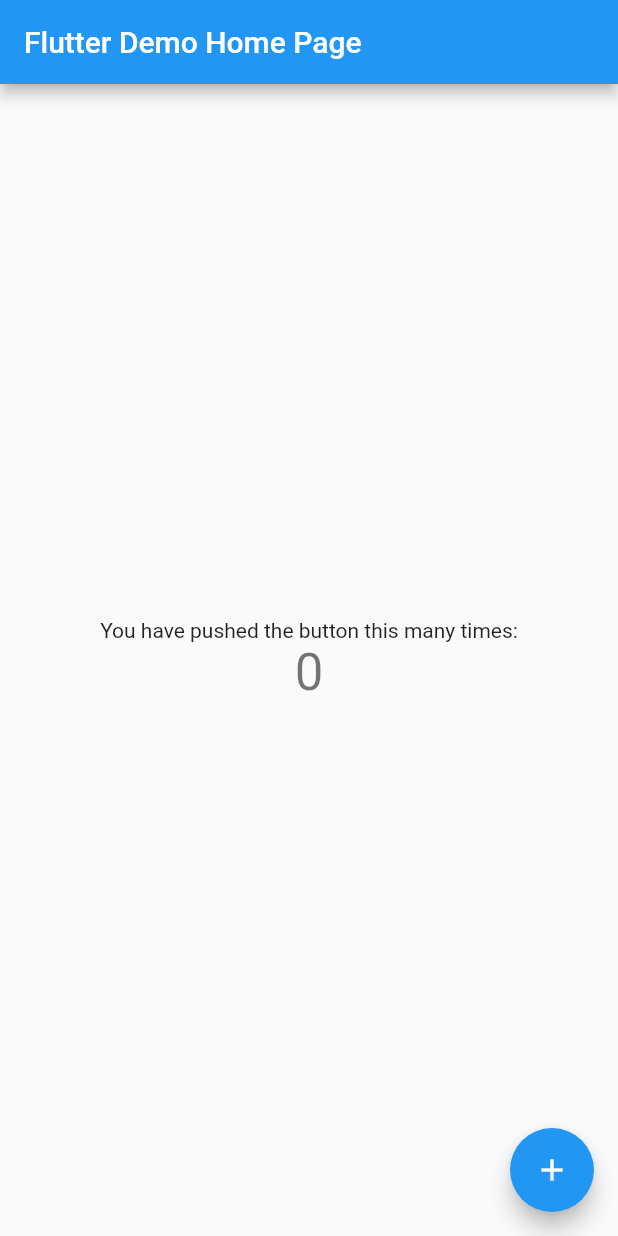
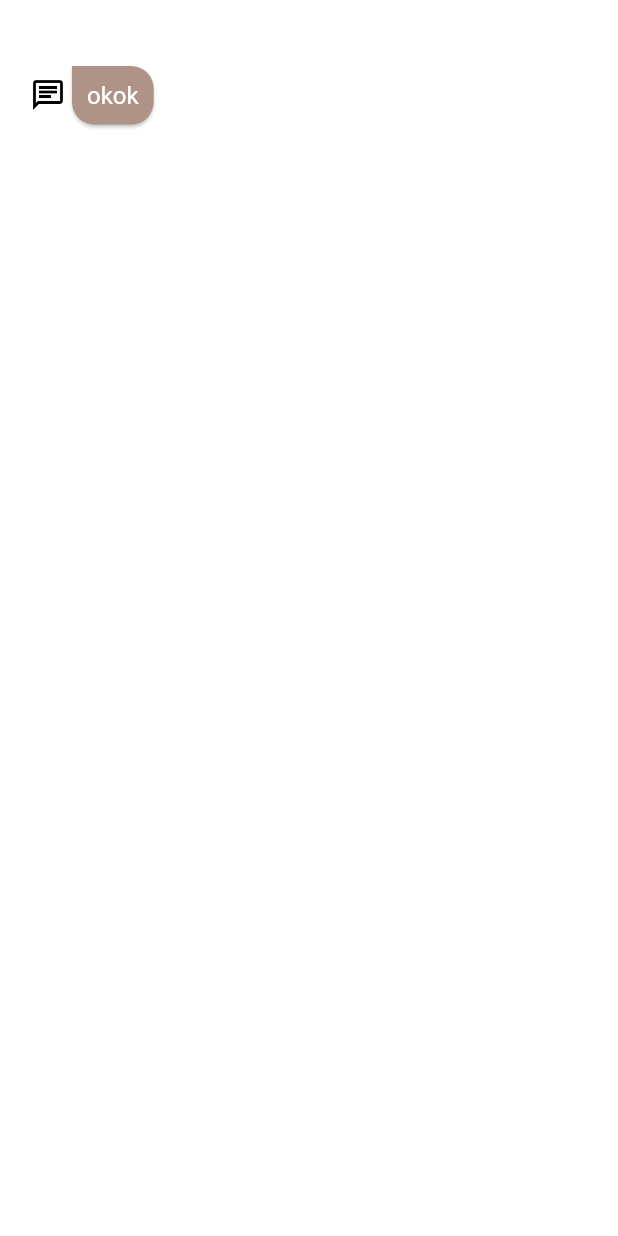
Before and after one commit to Hackathon-Brumaire/frontend, a Flutter app: the screen it shows after launch, on a phone screen of 412 x 824 dp. Run offline on Flutter 3.47's test engine with Material 2 defaults, Android fonts, the phone set to English and light mode, and no system bars; our stand-ins replace auto_route; Roboto replaces fonts that are missing (Russo One).

Commit message:
style : chat ui

```diff
--- a/lib/main.dart
+++ b/lib/main.dart
@@ -1,115 +1,42 @@
+import 'package:auto_route/auto_route.dart';
+import 'package:brumaire_frontend/router.gr.dart';
+import 'package:brumaire_frontend/ui/theme/i_theme_styles.dart';
+import 'package:brumaire_frontend/ui/theme/light_theme_styles.dart';
 import 'package:flutter/material.dart';
 
 void main() {
-  runApp(const MyApp());
+  runApp(RootWidget());
 }
 
-class MyApp extends StatelessWidget {
-  const MyApp({Key? key}) : super(key: key);
-
-  // This widget is the root of your application.
+class RootWidget extends StatelessWidget {
+  RootWidget({Key? key}) : super(key: key);
+  final _appRouter = AppRouter();
   @override
   Widget build(BuildContext context) {
-    return MaterialApp(
-      title: 'Flutter Demo',
-      theme: ThemeData(
-        // This is the theme of your application.
-        //
-        // Try running your application with "flutter run". You'll see the
-        // application has a blue toolbar. Then, without quitting the app, try
-        // changing the primarySwatch below to Colors.green and then invoke
-        // "hot reload" (press "r" in the console where you ran "flutter run",
-        // or simply save your changes to "hot reload" in a Flutter IDE).
-        // Notice that the counter didn't reset back to zero; the application
-        // is not restarted.
-        primarySwatch: Colors.blue,
-      ),
-      home: const MyHomePage(title: 'Flutter Demo Home Page'),
+    return MaterialApp.router(
+      routeInformationParser: _appRouter.defaultRouteParser(
+          includePrefixMatches: true),
+        routerDelegate: _appRouter.delegate(),
+      supportedLocales: const <Locale>[
+        Locale('en', ''),
+        Locale('fr', ''),
+      ],
+      localizationsDelegates: const [
+      ],
+      localeResolutionCallback: (locale, supportedLocales) {
+        // Check if the current device locale is supported
+        for (final supportedLocale in supportedLocales) {
+          if (supportedLocale.languageCode ==
+              locale!.languageCode) {
+            return supportedLocale;
+          }
+        }
+        return supportedLocales.first;
+      },
+      debugShowCheckedModeBanner: false,
+      title: "Pounda",
+      theme: ThemeManager.createTheme(AppThemeLight()),
+      // builder: (context, router) => router!,
     );
   }
 }
-
-class MyHomePage extends StatefulWidget {
-  const MyHomePage({Key? key, required this.title}) : super(key: key);
-
-  // This widget is the home page of your application. It is stateful, meaning
-  // that it has a State object (defined below) that contains fields that affect
-  // how it looks.
-
-  // This class is the configuration for the state. It holds the values (in this
-  // case the title) provided by the parent (in this case the App widget) and
-  // used by the build method of the State. Fields in a Widget subclass are
-  // always marked "final".
-
-  final String title;
-
-  @override
-  State<MyHomePage> createState() => _MyHomePageState();
-}
-
-class _MyHomePageState extends State<MyHomePage> {
-  int _counter = 0;
-
-  void _incrementCounter() {
-    setState(() {
-      // This call to setState tells the Flutter framework that something has
-      // changed in this State, which causes it to rerun the build method below
-      // so that the display can reflect the updated values. If we changed
-      // _counter without calling setState(), then the build method would not be
-      // called again, and so nothing would appear to happen.
-      _counter++;
-    });
-  }
-
-  @override
-  Widget build(BuildContext context) {
-    // This method is rerun every time setState is called, for instance as done
-    // by the _incrementCounter method above.
-    //
-    // The Flutter framework has been optimized to make rerunning build methods
-    // fast, so that you can just rebuild anything that needs updating rather
-    // than having to individually change instances of widgets.
-    return Scaffold(
-      appBar: AppBar(
-        // Here we take the value from the MyHomePage object that was created by
-        // the App.build method, and use it to set our appbar title.
-        title: Text(widget.title),
-      ),
-      body: Center(
-        // Center is a layout widget. It takes a single child and positions it
-        // in the middle of the parent.
-        child: Column(
-          // Column is also a layout widget. It takes a list of children and
-          // arranges them vertically. By default, it sizes itself to fit its
-          // children horizontally, and tries to be as tall as its parent.
-          //
-          // Invoke "debug painting" (press "p" in the console, choose the
-          // "Toggle Debug Paint" action from the Flutter Inspector in Android
-          // Studio, or the "Toggle Debug Paint" command in Visual Studio Code)
-          // to see the wireframe for each widget.
-          //
-          // Column has various properties to control how it sizes itself and
-          // how it positions its children. Here we use mainAxisAlignment to
-          // center the children vertically; the main axis here is the vertical
-          // axis because Columns are vertical (the cross axis would be
-          // horizontal).
-          mainAxisAlignment: MainAxisAlignment.center,
-          children: <Widget>[
-            const Text(
-              'You have pushed the button this many times:',
-            ),
-            Text(
-              '$_counter',
-              style: Theme.of(context).textTheme.headline4,
-            ),
-          ],
-        ),
-      ),
-      floatingActionButton: FloatingActionButton(
-        onPressed: _incrementCounter,
-        tooltip: 'Increment',
-        child: const Icon(Icons.add),
-      ), // This trailing comma makes auto-formatting nicer for build methods.
-    );
-  }
-}
--- /dev/null
+++ b/lib/ui/pages/chat_page.dart
@@ -0,0 +1,59 @@
+
+
+
+import 'package:brumaire_frontend/ui/theme/i_theme_styles.dart';
+import 'package:brumaire_frontend/ui/theme/styles.dart';
+import 'package:flutter/material.dart';
+
+class ChatPage extends StatefulWidget {
+  const ChatPage({Key? key}) : super(key: key);
+
+  @override
+  _ChatPageState createState() => _ChatPageState();
+}
+
+class _ChatPageState extends State<ChatPage> {
+  @override
+  Widget build(BuildContext context) {
+    return Scaffold(body: ListView.builder(
+      padding: EdgeInsets.symmetric(horizontal: 20, vertical: 40),
+      itemBuilder: (context, index){
+      return Bubble();
+    }, itemCount: fakeItems.length,));
+  }
+}
+
+
+final fakeItems = [
+  "Bonjour"
+];
+
+
+class Bubble extends StatefulWidget {
+  const Bubble({Key? key}) : super(key: key);
+
+  @override
+  _BubbleState createState() => _BubbleState();
+}
+
+class _BubbleState extends State<Bubble> {
+  @override
+  Widget build(BuildContext context) {
+    return Row(children: [
+      Icon(Icons.chat_outlined, color: AppColors().black,),
+      Card(
+        color: AppColors().brown,
+        shape: RoundedRectangleBorder(
+          borderRadius: BorderRadius.only(
+            topLeft: Radius.circular(0),
+            topRight: Radius.circular(15),
+            bottomLeft: Radius.circular(15),
+            bottomRight: Radius.circular(15),
+          )
+        ),
+        child: Container(
+          padding: EdgeInsets.all(10),
+          child: Text('okok', style: context.theme.primaryTextTheme.headline4?.copyWith(color: AppColors().white ),),),)
+    ],);
+  }
+}
--- /dev/null
+++ b/lib/ui/theme/i_theme_styles.dart
@@ -0,0 +1,87 @@
+
+import 'package:flutter/material.dart';
+
+import 'styles.dart';
+
+abstract class IThemeStyle {
+  Theme dark({required Widget child});
+  Theme light({required Widget child});
+}
+
+abstract class IDialogTheme{
+  late final DialogTheme dialogTheme;
+}
+
+abstract class ITextTheme{
+  final Color? primaryColor;
+  final Color? secondaryColor;
+  late final TextTheme data;
+  late final TextTheme accentData;
+  TextStyle? headline1;
+  TextStyle? headline3;
+  TextStyle? headline4;
+  TextStyle? headline5;
+  TextStyle? headline6;
+  TextStyle? subtitle1;
+  TextStyle? subtitle2;
+  TextStyle? bodyText1;
+  TextStyle? bodyText2;
+  String? fontFamily;
+
+  ITextTheme(this.primaryColor, this.secondaryColor);
+}
+
+abstract class IColors{
+  AppColors get colors;
+  Color? scaffoldBackgroundColor;
+  Color? appBarColor;
+  Color? tabBarColor;
+  Color? tabBarSelectedColor;
+  Color? tabBarNormalColor;
+  Brightness? brightness;
+  ColorScheme? colorScheme;
+}
+
+abstract class IButtons{
+  AppColors get colors;
+  AppRadius get radius;
+  TextButtonThemeData? textButtonThemeData;
+  ElevatedButtonThemeData? elevatedButtonThemeData;
+  OutlinedButtonThemeData? outlinedButtonThemeData;
+  FloatingActionButtonThemeData? floatingActionButtonThemeData;
+}
+
+abstract class ITheme {
+  ITextTheme get primaryTextTheme;
+  ITextTheme get textTheme;
+  IDialogTheme get dialogTheme;
+  IColors get colors;
+  IButtons get buttons;
+}
+
+abstract class ThemeManager {
+  static ThemeData createTheme(ITheme theme) => ThemeData(
+      indicatorColor: theme.colors.colors.white,
+      primaryColor: theme.colors.colors.white,
+      primaryColorDark: theme.colors.colors.white,
+      primaryColorLight: theme.colors.colors.white,
+      fontFamily: theme.textTheme.fontFamily,
+      tabBarTheme: TabBarTheme(labelStyle: TextStyle(fontFamily: theme.textTheme.fontFamily, fontWeight: FontWeight.bold), unselectedLabelStyle: TextStyle(fontFamily: theme.textTheme.fontFamily)),
+      textTheme: theme.textTheme.data,
+      primaryTextTheme: theme.primaryTextTheme.data,
+      accentTextTheme: theme.textTheme.accentData,
+      textButtonTheme: theme.buttons.textButtonThemeData,
+      outlinedButtonTheme: theme.buttons.outlinedButtonThemeData,
+      cardColor: theme.colors.colorScheme?.onSecondary,
+      dialogTheme: theme.dialogTheme.dialogTheme,
+      floatingActionButtonTheme: theme.buttons.floatingActionButtonThemeData,
+      appBarTheme: AppBarTheme(backgroundColor: theme.colors.appBarColor),
+      scaffoldBackgroundColor: theme.colors.colors.white,
+      colorScheme: theme.colors.colorScheme);
+}
+
+
+extension BuildContextX on BuildContext{
+    ThemeData get theme => Theme.of(this);
+    MediaQueryData get mediaQuery => MediaQuery.of(this);
+}
--- /dev/null
+++ b/lib/ui/theme/light_theme_styles.dart
@@ -0,0 +1,283 @@
+import 'package:flutter/material.dart';
+import 'package:flutter/src/foundation/diagnostics.dart';
+
+import 'i_theme_styles.dart';
+import 'styles.dart';
+
+
+class AppThemeLight extends ITheme {
+  @override
+  late final ITextTheme textTheme;
+
+  @override
+  late final ITextTheme primaryTextTheme;
+
+  @override
+  late final IDialogTheme dialogTheme;
+
+  AppThemeLight() {
+    textTheme = TextThemeLight(colors.colors.black, colors.colors.white);
+    textTheme.fontFamily = 'Russo One';
+    primaryTextTheme = TextThemeLight(colors.colors.black, colors.colors.white);
+    primaryTextTheme.fontFamily = 'arial';
+    dialogTheme = AppDialogTheme();
+  }
+
+  @override
+  IColors get colors => LightColors();
+
+  @override
+  IButtons get buttons => DarkButtons();
+
+
+}
+
+class AppDialogTheme implements IDialogTheme{
+  @override
+  late DialogTheme dialogTheme;
+
+  AppDialogTheme(){
+    dialogTheme = const DialogTheme(titleTextStyle: TextStyle(fontSize: 16), contentTextStyle: TextStyle(fontSize: 16));
+  }
+
+
+}
+
+class LightColors implements IColors{
+  @override
+  Color? appBarColor;
+
+  @override
+  Brightness? brightness;
+
+  @override
+  ColorScheme? colorScheme;
+
+  @override
+  Color? scaffoldBackgroundColor;
+
+  @override
+  Color? tabBarColor;
+
+  @override
+  AppColors get colors => const AppColors();
+
+  LightColors(){
+    appBarColor = colors.white;
+    scaffoldBackgroundColor = colors.white;
+    colorScheme = ThemeData().colorScheme.copyWith(brightness: Brightness.dark, onSecondary: colors.white.withOpacity(0.5));
+    brightness = Brightness.dark;
+  }
+
+  @override
+  Color? tabBarNormalColor;
+
+  @override
+  Color? tabBarSelectedColor;
+}
+
+class DarkButtons implements IButtons{
+  @override
+  ElevatedButtonThemeData? elevatedButtonThemeData;
+
+  @override
+  FloatingActionButtonThemeData? floatingActionButtonThemeData;
+
+  @override
+  OutlinedButtonThemeData? outlinedButtonThemeData;
+
+  @override
+  TextButtonThemeData? textButtonThemeData;
+
+  DarkButtons(){
+    floatingActionButtonThemeData = FloatingActionButtonThemeData(
+        backgroundColor: colors.white, splashColor: colors.white);
+    outlinedButtonThemeData = OutlinedButtonThemeData(
+        style: ButtonStyle(side:
+        MaterialStateProperty.resolveWith<BorderSide>((states) {
+          if (states.contains(MaterialState.focused)) return const BorderSide();
+          if (states.contains(MaterialState.hovered)) return const BorderSide();
+          if (states.contains(MaterialState.pressed)) return const BorderSide();
+          return BorderSide(width: 1, color: colors.white);
+        }), overlayColor: MaterialStateProperty.resolveWith<Color>((states) {
+          if (states.contains(MaterialState.focused)) {
+            return colors.white.withOpacity(0.25);
+          }
+          if (states.contains(MaterialState.hovered)) {
+            return colors.white.withOpacity(0.5);
+          }
+          if (states.contains(MaterialState.pressed)) {
+            return colors.white.withOpacity(1);
+          }
+          return Colors.transparent;
+        }), shape:
+        MaterialStateProperty.resolveWith<OutlinedBorder>((states) {
+          if (states.contains(MaterialState.focused)) {
+            return RoundedRectangleBorder(
+                borderRadius: BorderRadius.circular(radius.s));
+          }
+          if (states.contains(MaterialState.hovered)) {
+            return RoundedRectangleBorder(
+                borderRadius: BorderRadius.circular(radius.s));
+          }
+          if (states.contains(MaterialState.pressed)) {
+            return RoundedRectangleBorder(
+                borderRadius: BorderRadius.circular(radius.s));
+          }
+          return RoundedRectangleBorder(
+              borderRadius: BorderRadius.circular(radius.s));
+        })));
+    textButtonThemeData = TextButtonThemeData(
+      style: ButtonStyle(
+        shape:
+        MaterialStateProperty.resolveWith<OutlinedBorder>((states) {
+          if (states.contains(MaterialState.focused)) {
+            return RoundedRectangleBorder(
+                borderRadius: BorderRadius.circular(0));
+          }
+          if (states.contains(MaterialState.hovered)) {
+            return RoundedRectangleBorder(
+                borderRadius: BorderRadius.circular(0));
+          }
+          if (states.contains(MaterialState.pressed)) {
+            return RoundedRectangleBorder(
+                borderRadius: BorderRadius.circular(0));
+          }
+          return RoundedRectangleBorder(
+              borderRadius: BorderRadius.circular(0));
+        }),
+        overlayColor: MaterialStateProperty.resolveWith<Color>(
+              (states) {
+            if (states.contains(MaterialState.focused)) {
+              return colors.white.withOpacity(0.5);
+            }
+            if (states.contains(MaterialState.hovered)) {
+              return colors.white.withOpacity(0.5);
+            }
+            if (states.contains(MaterialState.pressed)) {
+              return colors.white;
+            }
+            return Colors.transparent;
+          },
+        ),
+      ),
+    );
+    elevatedButtonThemeData = ElevatedButtonThemeData(
+        style: ButtonStyle(elevation:
+        MaterialStateProperty.resolveWith<double>((states) {
+          if (states.contains(MaterialState.focused)) return 8;
+          if (states.contains(MaterialState.hovered)) return 8;
+          if (states.contains(MaterialState.pressed)) return 8;
+          return 8;
+        }), shape:
+        MaterialStateProperty.resolveWith<OutlinedBorder>((states) {
+          if (states.contains(MaterialState.focused)) {
+            return RoundedRectangleBorder(
+                borderRadius: BorderRadius.circular(radius.l));
+          }
+          if (states.contains(MaterialState.hovered)) {
+            return RoundedRectangleBorder(
+                borderRadius: BorderRadius.circular(radius.l));
+          }
+          if (states.contains(MaterialState.pressed)) {
+            return RoundedRectangleBorder(
+                borderRadius: BorderRadius.circular(radius.l));
+          }
+          return RoundedRectangleBorder(
+              borderRadius: BorderRadius.circular(radius.l));
+        }), backgroundColor:
+        MaterialStateProperty.resolveWith<Color>((states) {
+          if (states.contains(MaterialState.focused)) {
+            return colors.white.withOpacity(0.5);
+          }
+          if (states.contains(MaterialState.hovered)) {
+            return colors.white.withOpacity(0.5);
+          }
+          if (states.contains(MaterialState.pressed)) return colors.white;
+          return colors.white.withOpacity(1);
+        })));
+  }
+
+  @override
+  AppColors get colors => const AppColors();
+
+  @override
+  AppRadius get radius => const AppRadius();
+}
+
+
+class TextThemeLight implements ITextTheme {
+  @override
+  late final TextTheme data;
+
+  @override
+  late final TextTheme accentData;
+
+  @override
+  TextStyle? bodyText1;
+
+  @override
+  TextStyle? bodyText2;
+
+  @override
+  TextStyle? headline1;
+
+  @override
+  TextStyle? headline3;
+
+  @override
+  TextStyle? headline4;
+
+  @override
+  TextStyle? headline5;
+
+  @override
+  TextStyle? headline6;
+
+  @override
+  TextStyle? subtitle1;
+
+  @override
+  TextStyle? subtitle2;
+
+  @override
+  final Color? primaryColor;
+
+  @override
+  final Color? secondaryColor;
+
+  TextThemeLight(this.primaryColor, this.secondaryColor) {
+    data = ThemeData.light()
+        .textTheme
+        .copyWith(
+      headline1: const TextStyle(fontSize: 25),
+      headline2: const TextStyle(fontSize: 22),
+      headline3: const TextStyle(fontSize: 18),
+      headline4: const TextStyle(fontSize: 16),
+      headline5: const TextStyle(fontSize: 14),
+      headline6: const TextStyle(fontSize: 12),
+      bodyText1: const TextStyle(fontSize: 10),
+      bodyText2: const TextStyle(fontSize: 8),
+    ).apply(bodyColor: primaryColor);
+    accentData = ThemeData.light().textTheme.copyWith(
+      headline1: const TextStyle(
+          fontSize: 25),
+      headline2: const TextStyle(
+          fontSize: 22),
+      headline3: const TextStyle(
+          fontSize: 18),
+      headline4: const TextStyle(
+          fontSize: 16),
+      headline5: const TextStyle(
+          fontSize: 14),
+      headline6: const TextStyle(
+          fontSize: 12),
+      bodyText1: const TextStyle(
+          fontSize: 10),
+      bodyText2: const TextStyle(
+          fontSize: 8),
+    ).apply(bodyColor: secondaryColor);
+  }
+  @override
+  String? fontFamily;
+}
--- /dev/null
+++ b/lib/ui/theme/styles.dart
@@ -0,0 +1,49 @@
+import 'package:flutter/material.dart';
+
+@immutable
+class AppGradients{
+  const AppGradients();
+
+}
+
+@immutable
+class AppColors {
+  const AppColors();
+
+  Color get transparent => Colors.transparent;
+  Color get white => Colors.white;
+  Color get black => Colors.black;
+  Color get lightBlue => Colors.lightBlueAccent;
+  Color get brown => const Color(0xFFaf9387);
+}
+
+@immutable
+class AppRadius{
+  const AppRadius();
+
+  double get xxl => 50;
+  double get xl => 25;
+  double get l => 14;
+  double get m => 10;
+  double get s => 8;
+  double get xs => 6;
+}
+
+@immutable
+class AppIcons{
+  const AppIcons();
+
+}
+
+@immutable
+class AppImages{
+  const AppImages();
+
+  String get logo => 'assets/logo.png';
+}
+
+
+extension ColorSchemeX on ColorScheme {
+
+
+}
--- a/pubspec.yaml
+++ b/pubspec.yaml
@@ -11,7 +11,7 @@ dependencies:
     sdk: flutter
   cupertino_icons: ^1.0.2
 
-
+  cached_network_image: ^3.2.0
   freezed_annotation: ^1.1.0
   flutter_bloc: ^8.0.1
   dio: ^4.0.4
@@ -43,7 +43,8 @@ flutter:
   uses-material-design: true
 
   # To add assets to your application, add an assets section, like this:
-  # assets:
+  assets:
+    - assets/logo.png
   #   - images/a_dot_burr.jpeg
   #   - images/a_dot_ham.jpeg
 
```
Also changed, not shown: lib/router.dart (added, +18 -0 lines), lib/ui/pages/contact_page.dart (added, +17 -0 lines), lib/ui/pages/splash_page.dart (added, +64 -0 lines), assets/logo.png (added), lib/router.gr.dart (added), pubspec.lock, 6 other files.
